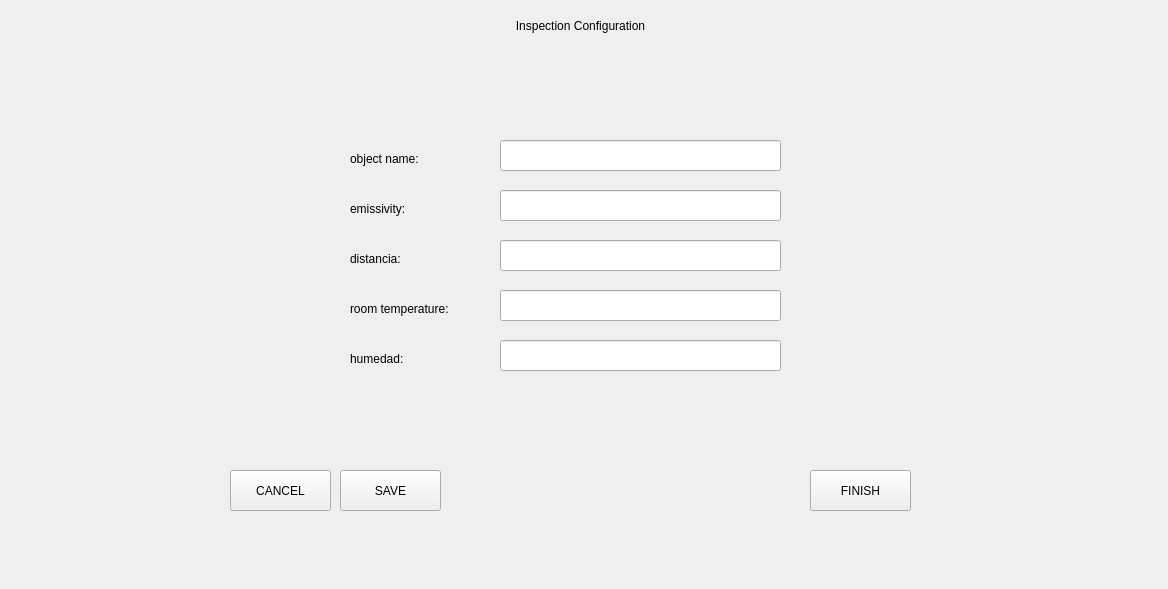
Qt form src/views/configurationInspection/inspectionConfiguration.ui (Jjat00/Deptherm-Inspection) before a commit.
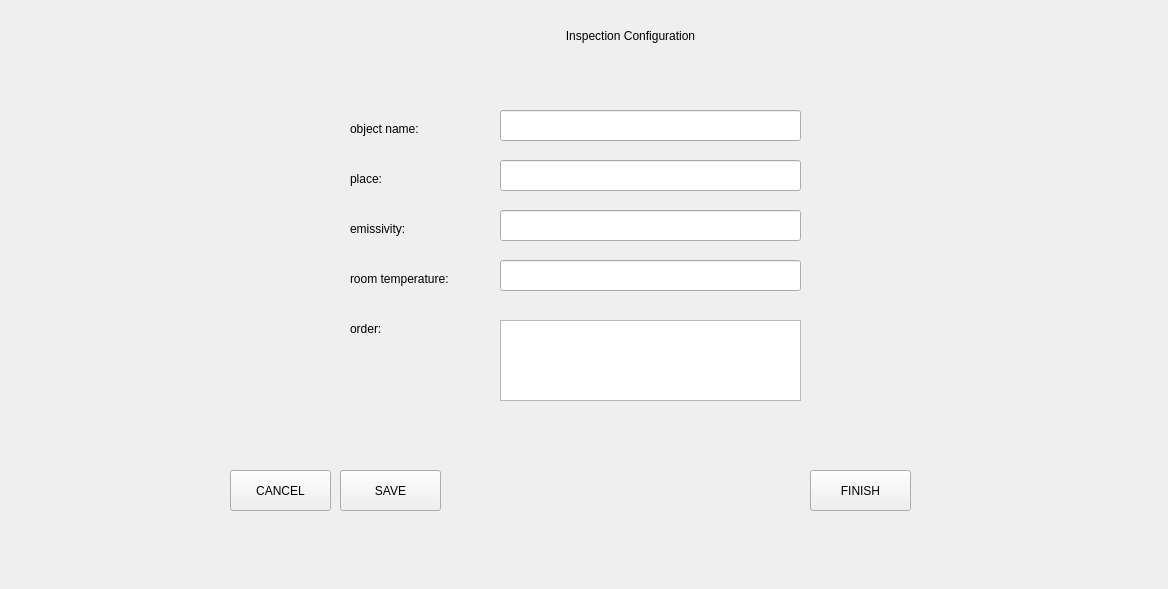
The same form after that commit.

The edit to the form file:
```diff
--- a/src/views/configurationInspection/inspectionConfiguration.ui
+++ b/src/views/configurationInspection/inspectionConfiguration.ui
@@ -16,8 +16,8 @@
   <widget class="QLabel" name="labelHeader">
    <property name="geometry">
     <rect>
-     <x>0</x>
-     <y>0</y>
+     <x>50</x>
+     <y>10</y>
      <width>1161</width>
      <height>51</height>
     </rect>
@@ -33,8 +33,8 @@
    <property name="geometry">
     <rect>
      <x>500</x>
-     <y>140</y>
-     <width>281</width>
+     <y>110</y>
+     <width>301</width>
      <height>31</height>
     </rect>
    </property>
@@ -43,8 +43,8 @@
    <property name="geometry">
     <rect>
      <x>500</x>
-     <y>190</y>
-     <width>281</width>
+     <y>210</y>
+     <width>301</width>
      <height>31</height>
     </rect>
    </property>
@@ -53,28 +53,8 @@
    <property name="geometry">
     <rect>
      <x>500</x>
-     <y>240</y>
-     <width>281</width>
-     <height>31</height>
-    </rect>
-   </property>
-  </widget>
-  <widget class="QLineEdit" name="lineEdit_4">
-   <property name="geometry">
-    <rect>
-     <x>500</x>
-     <y>290</y>
-     <width>281</width>
-     <height>31</height>
-    </rect>
-   </property>
-  </widget>
-  <widget class="QLineEdit" name="lineEdit_5">
-   <property name="geometry">
-    <rect>
-     <x>500</x>
-     <y>340</y>
-     <width>281</width>
+     <y>260</y>
+     <width>301</width>
      <height>31</height>
     </rect>
    </property>
@@ -83,7 +63,7 @@
    <property name="geometry">
     <rect>
      <x>350</x>
-     <y>150</y>
+     <y>120</y>
      <width>101</width>
      <height>17</height>
     </rect>
@@ -96,7 +76,7 @@
    <property name="geometry">
     <rect>
      <x>350</x>
-     <y>200</y>
+     <y>220</y>
      <width>101</width>
      <height>17</height>
     </rect>
@@ -105,24 +85,11 @@
     <string>emissivity:</string>
    </property>
   </widget>
-  <widget class="QLabel" name="label_4">
-   <property name="geometry">
-    <rect>
-     <x>350</x>
-     <y>250</y>
-     <width>101</width>
-     <height>17</height>
-    </rect>
-   </property>
-   <property name="text">
-    <string>distancia:</string>
-   </property>
-  </widget>
   <widget class="QLabel" name="label_5">
    <property name="geometry">
     <rect>
      <x>350</x>
-     <y>300</y>
+     <y>270</y>
      <width>141</width>
      <height>17</height>
     </rect>
@@ -131,20 +98,7 @@
     <string>room temperature:</string>
    </property>
   </widget>
-  <widget class="QLabel" name="label_6">
-   <property name="geometry">
-    <rect>
-     <x>350</x>
-     <y>350</y>
-     <width>141</width>
-     <height>17</height>
-    </rect>
-   </property>
-   <property name="text">
-    <string>humedad:</string>
-   </property>
-  </widget>
-  <widget class="QPushButton" name="pushButton_2">
+  <widget class="QPushButton" name="pushButtonFinish">
    <property name="geometry">
     <rect>
      <x>810</x>
@@ -183,6 +137,68 @@
     <string>CANCEL</string>
    </property>
   </widget>
+  <widget class="QLabel" name="labelMessage">
+   <property name="geometry">
+    <rect>
+     <x>440</x>
+     <y>529</y>
+     <width>361</width>
+     <height>31</height>
+    </rect>
+   </property>
+   <property name="text">
+    <string/>
+   </property>
+   <property name="alignment">
+    <set>Qt::AlignCenter</set>
+   </property>
+  </widget>
+  <widget class="QLabel" name="label_4">
+   <property name="geometry">
+    <rect>
+     <x>350</x>
+     <y>320</y>
+     <width>101</width>
+     <height>17</height>
+    </rect>
+   </property>
+   <property name="text">
+    <string>order:</string>
+   </property>
+  </widget>
+  <widget class="QLabel" name="label_7">
+   <property name="geometry">
+    <rect>
+     <x>350</x>
+     <y>170</y>
+     <width>101</width>
+     <height>17</height>
+    </rect>
+   </property>
+   <property name="text">
+    <string>place:</string>
+   </property>
+  </widget>
+  <widget class="QLineEdit" name="lineEditPlace">
+   <property name="geometry">
+    <rect>
+     <x>500</x>
+     <y>160</y>
+     <width>301</width>
+     <height>31</height>
+    </rect>
+   </property>
+  </widget>
+  <widget class="QTextEdit" name="textEditOrder">
+   <property name="geometry">
+    <rect>
+     <x>500</x>
+     <y>320</y>
+     <width>301</width>
+     <height>81</height>
+    </rect>
+   </property>
+  </widget>
  </widget>
  <resources/>
  <connections/>
```
Left out of the diff: 10 changed lines with no effect on the pictures.
